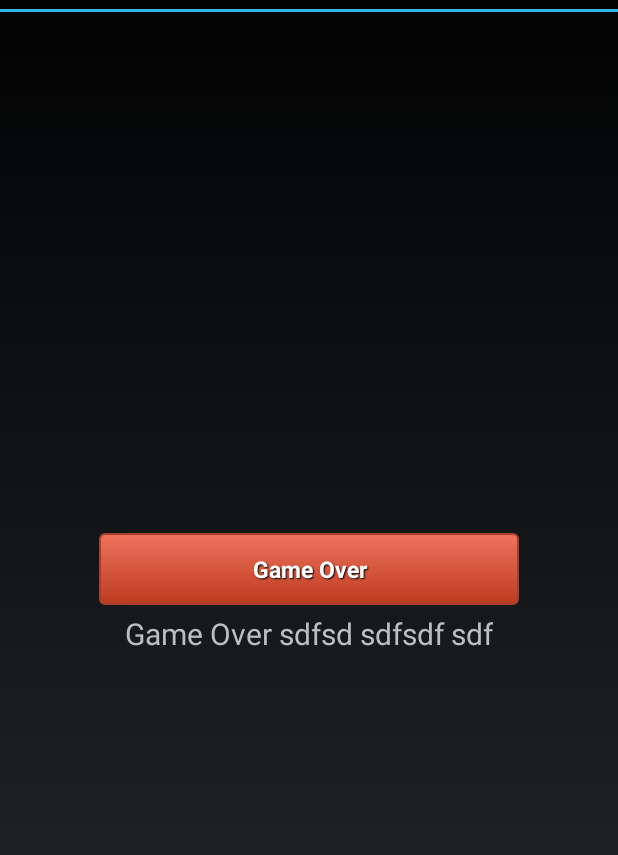
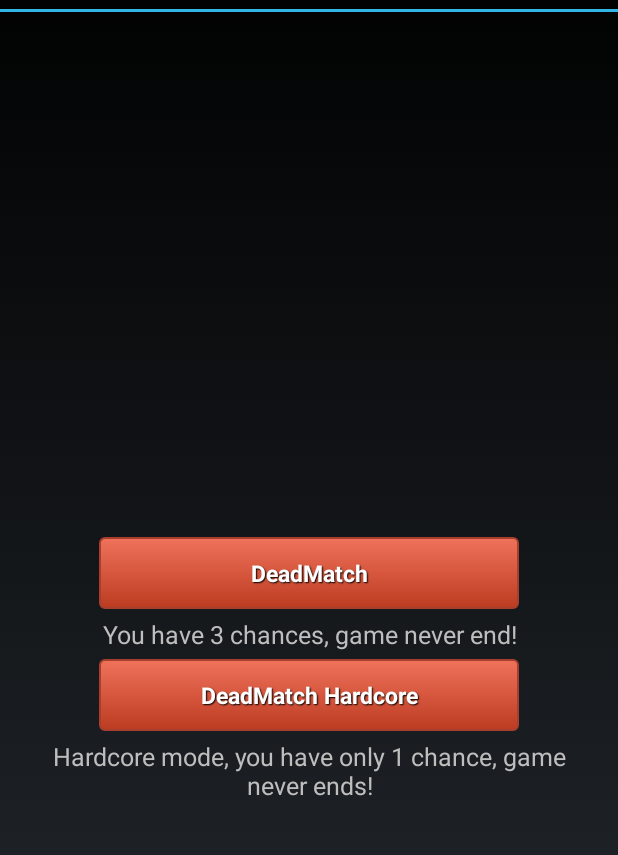
Before and after one commit to arrived1/Dota2GameQuiz, an Android app: the GameModePickerActivity screen opened directly, with no data from a screen before it, on a phone screen of 412 x 824 dp, the part 60-915 px from its top. Run offline under Robolectric (Android 15) with nearby library versions, the light colour scheme and no system bars.

Commit message:
added new game mode DeadMeatch

```diff
--- a/Dota/src/main/java/com/dota/my/GameModePickerActivity.java
+++ b/Dota/src/main/java/com/dota/my/GameModePickerActivity.java
@@ -12,7 +12,8 @@ public class GameModePickerActivity extends Activity {
         super.onCreate(savedInstanceState);
         setContentView(R.layout.activity_game_mode_picker);
 
-        addListenerOnButtonSkillQuiz();
+        addListenerOnButtonSkillQuizDeadMatch();
+        addListenerOnButtonSkillQuizDeadMatchHardcore();
     }
 
     @Override
@@ -21,8 +22,13 @@ public class GameModePickerActivity extends Activity {
         return true;
     }
 
-    private void addListenerOnButtonSkillQuiz() {
+    private void addListenerOnButtonSkillQuizDeadMatch() {
         final Button button = (Button)findViewById(R.id.ModePick1);
         button.setOnClickListener(new ButtonOnClickListenerDeadMatch(this, 3));
     }
+
+    private void addListenerOnButtonSkillQuizDeadMatchHardcore() {
+        final Button button = (Button)findViewById(R.id.ModePick2);
+        button.setOnClickListener(new ButtonOnClickListenerDeadMatch(this, 1));
+    }
 }
--- a/Dota/src/main/res/layout/activity_game_mode_picker.xml
+++ b/Dota/src/main/res/layout/activity_game_mode_picker.xml
@@ -14,8 +14,7 @@
         android:layout_width="wrap_content"
         android:layout_height="wrap_content"
         android:layout_centerVertical="true"
-        android:layout_centerHorizontal="true"
-        android:layout_marginTop="5dp" >
+        android:layout_centerHorizontal="true" >
 
         <Button
             android:id="@+id/ModePick1"
@@ -32,9 +31,43 @@
             android:layout_height="wrap_content"
             android:layout_gravity="center_horizontal"
             android:layout_centerHorizontal="true"
-            android:textSize="30px"
+            android:gravity="center"
+            android:textSize="25px"
             android:layout_marginTop="5dp"
             android:text="@string/gameModeExplanation1" />
     </LinearLayout>
 
+    <LinearLayout
+        android:id="@+id/group2"
+        android:orientation="vertical"
+        android:layout_width="wrap_content"
+        android:layout_height="wrap_content"
+        android:layout_below="@id/group1"
+        android:layout_centerVertical="true"
+        android:layout_centerHorizontal="true"
+        android:layout_marginTop="5dp" >
+
+        <Button
+            android:id="@+id/ModePick2"
+            style="@style/btnStylesorbus"
+            android:layout_width="280dp"
+            android:layout_height="wrap_content"
+            android:layout_gravity="center_horizontal"
+            android:layout_centerHorizontal="true"
+            android:layout_below="@id/logo"
+            android:text="@string/gameModeName2" />
+
+        <TextView
+            android:layout_width="wrap_content"
+            android:layout_height="wrap_content"
+            android:layout_gravity="center_horizontal"
+            android:layout_centerHorizontal="true"
+            android:gravity="center"
+            android:textSize="25px"
+            android:layout_marginTop="5dp"
+            android:text="@string/gameModeExplanation2" />
+    </LinearLayout>
+
+
+
 </RelativeLayout>
--- a/Dota/src/main/res/values/strings.xml
+++ b/Dota/src/main/res/values/strings.xml
@@ -13,7 +13,9 @@
 
     <string name="chronometer_initial_format">%s</string>
 
-    <string name="gameModeName1">Game Over</string>
-    <string name="gameModeExplanation1">Game Over sdfsd sdfsdf sdf</string>
+    <string name="gameModeName1">DeadMatch</string>
+    <string name="gameModeName2">DeadMatch Hardcore</string>
+    <string name="gameModeExplanation1">You have 3 chances, game never end!</string>
+    <string name="gameModeExplanation2">Hardcore mode, you have only 1 chance, game never ends!</string>
 
 </resources>
```
